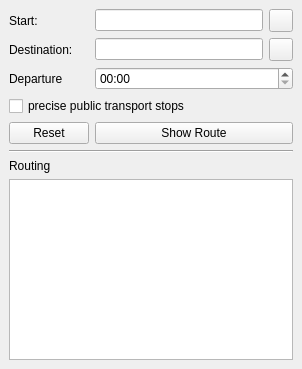
PlazaRoute/qgis-plugin, file plaza_route_dockwidget_base.ui: the form before one commit.
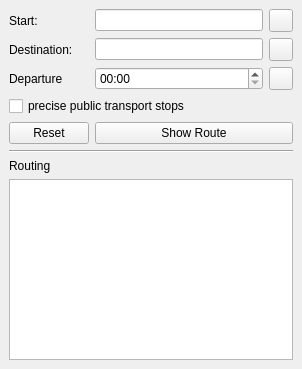
The form after the commit. Icons and pictures are not drawn.

Commit message: refactor, add refresh btn and context menu

```diff
--- a/plaza_route_dockwidget_base.ui
+++ b/plaza_route_dockwidget_base.ui
@@ -74,10 +74,13 @@
         </property>
        </widget>
       </item>
-      <item row="2" column="1">
-       <widget class="QTimeEdit" name="departure_value">
-        <property name="displayFormat">
-         <string notr="true">HH:mm</string>
+      <item row="3" column="0" colspan="2">
+       <widget class="QCheckBox" name="precise_public_transport_stops_cb">
+        <property name="toolTip">
+         <string>Use precise locations for public transport stops (slower)</string>
+        </property>
+        <property name="text">
+         <string>precise public transport stops</string>
         </property>
        </widget>
       </item>
@@ -95,15 +98,27 @@
         </property>
        </widget>
       </item>
-      <item row="3" column="0" colspan="2">
-       <widget class="QCheckBox" name="precise_public_transport_stops_cb">
-        <property name="toolTip">
-         <string>Use precise locations for public transport stops (slower)</string>
-        </property>
-        <property name="text">
-         <string>precise public transport stops</string>
-        </property>
-       </widget>
+      <item row="2" column="1">
+       <layout class="QHBoxLayout" name="departure_value_layout">
+        <item>
+         <widget class="QTimeEdit" name="departure_value">
+          <property name="displayFormat">
+           <string notr="true">HH:mm</string>
+          </property>
+         </widget>
+        </item>
+        <item>
+         <widget class="QToolButton" name="departure_refresh_btn">
+          <property name="text">
+           <string/>
+          </property>
+          <property name="icon">
+           <iconset>
+            <normaloff>:/plugins/PlazaRoute/resources/refresh.png</normaloff>:/plugins/PlazaRoute/resources/refresh.png</iconset>
+          </property>
+         </widget>
+        </item>
+       </layout>
       </item>
      </layout>
     </item>
```
The commit also changes 9 other files.
